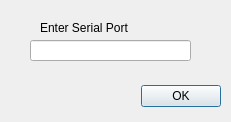
This is src/MCC_GUI/qt/VCPort.ui in UVicRocketry/Hybrid-Controls-System as Qt 5 draws it before an edit. The edited form follows.
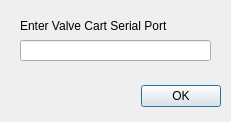
This is the edited form.

The edit to the form file:
```diff
--- a/src/MCC_GUI/qt/VCPort.ui
+++ b/src/MCC_GUI/qt/VCPort.ui
@@ -32,9 +32,9 @@
   <widget class="QLineEdit" name="t_VCPort">
    <property name="geometry">
     <rect>
-     <x>30</x>
+     <x>20</x>
      <y>40</y>
-     <width>161</width>
+     <width>191</width>
      <height>21</height>
     </rect>
    </property>
@@ -42,14 +42,14 @@
   <widget class="QLabel" name="l_VCPort">
    <property name="geometry">
     <rect>
-     <x>40</x>
-     <y>20</y>
-     <width>121</width>
-     <height>16</height>
+     <x>20</x>
+     <y>10</y>
+     <width>171</width>
+     <height>31</height>
     </rect>
    </property>
    <property name="text">
-    <string>Enter Serial Port</string>
+    <string>Enter Valve Cart Serial Port</string>
    </property>
   </widget>
  </widget>
```
Left out of the diff: 2 changed lines with no effect on the pictures.
